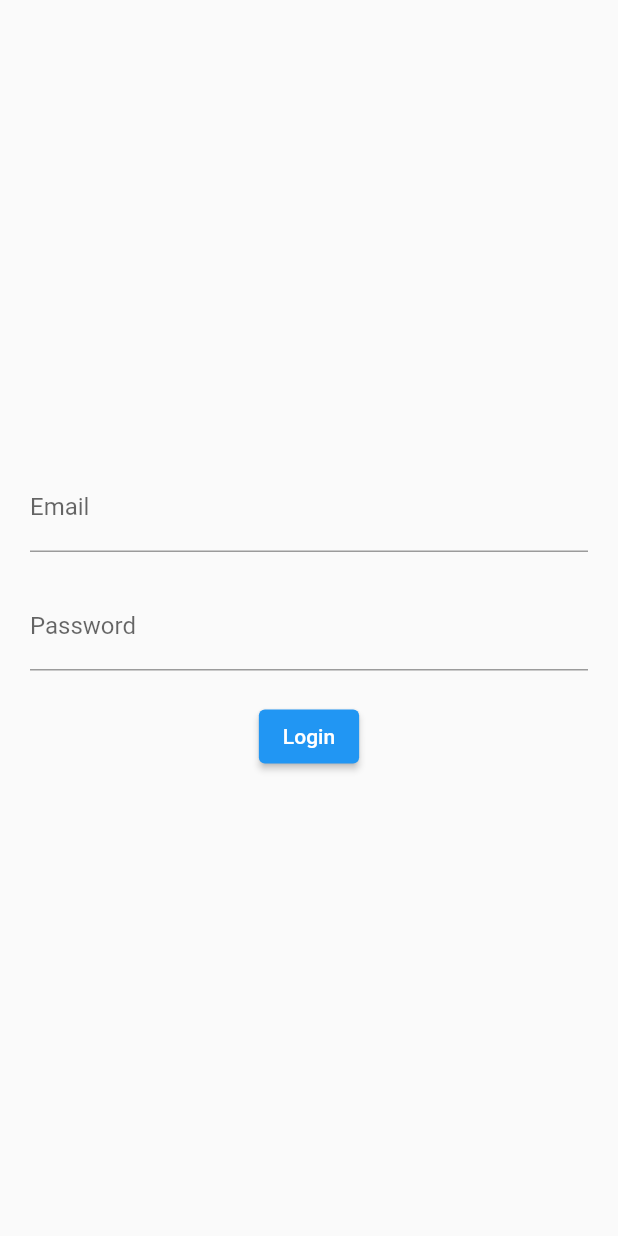
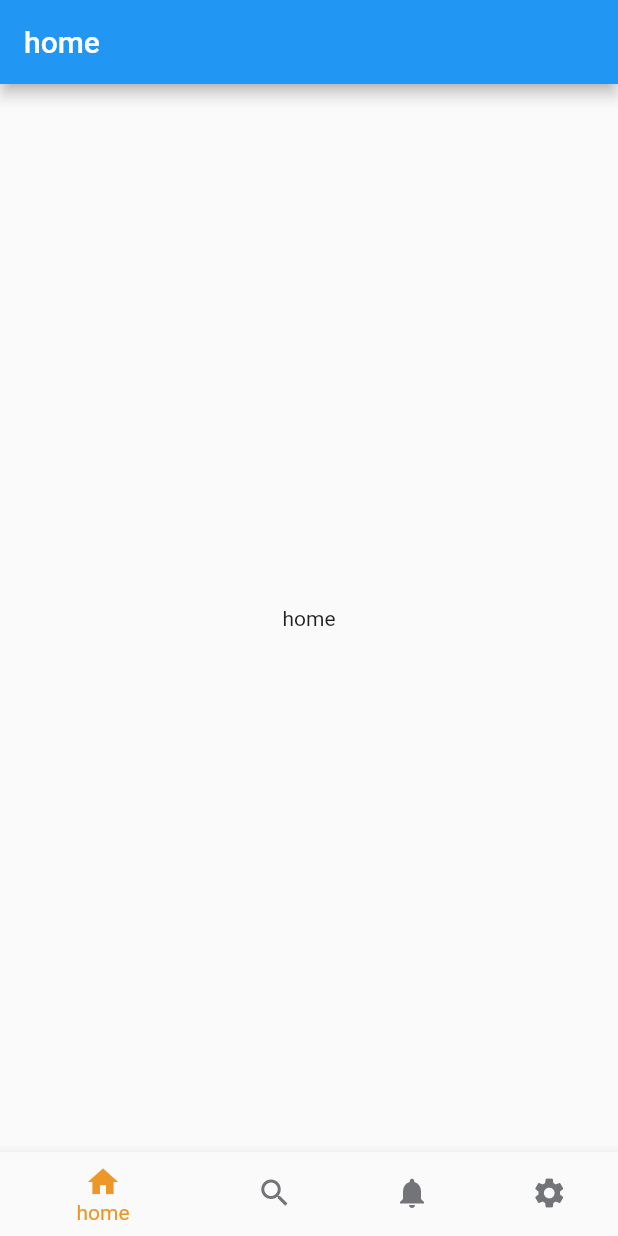
Before and after one commit to hoangdat1020/base_flutter, a Flutter app: the screen it shows after launch, on a phone screen of 412 x 824 dp. Run offline on Flutter 3.47's test engine with Material 2 defaults, Android fonts, the phone set to English and light mode, and no system bars; our stand-ins replace easy_localization, get_it, shared_preferences; missing offline and left inert: flutter_config.

Commit message:
base/addBottomNavigationBar

```diff
--- a/assets/translations/en-US.json
+++ b/assets/translations/en-US.json
@@ -1,3 +1,7 @@
 {
-  "hello": "Hello!"
+  "hello": "Hello!",
+  "home": "home",
+  "notification": "notification",
+  "search": "search",
+  "setting": "setting"
 }
--- /dev/null
+++ b/lib/feature/main/home/home_screen.dart
@@ -0,0 +1,27 @@
+import 'package:easy_localization/easy_localization.dart';
+import 'package:flutter/material.dart';
+import 'package:flutter_application_flavor/feature/resources/strings_manager.dart';
+
+class HomePage extends StatefulWidget {
+  const HomePage({super.key});
+
+  @override
+  _HomePageState createState() => _HomePageState();
+}
+
+class _HomePageState extends State<HomePage> {
+  @override
+  Widget build(BuildContext context) {
+    return Scaffold(
+      body: Center(
+        child: Column(
+          crossAxisAlignment: CrossAxisAlignment.center,
+          mainAxisAlignment: MainAxisAlignment.center,
+          children: [
+            Text(AppStrings.home.tr()),
+          ],
+        ),
+      ),
+    );
+  }
+}
--- /dev/null
+++ b/lib/feature/main/main_view.dart
@@ -0,0 +1,75 @@
+import 'package:flutter/material.dart';
+import 'package:easy_localization/easy_localization.dart';
+import 'package:flutter_application_flavor/feature/main/home/home_screen.dart';
+import 'package:flutter_application_flavor/feature/main/notification/notification_screen.dart';
+import 'package:flutter_application_flavor/feature/main/search/search_screen.dart';
+import 'package:flutter_application_flavor/feature/main/setting/setting_screen.dart';
+import 'package:flutter_application_flavor/feature/resources/color_manager.dart';
+import 'package:flutter_application_flavor/feature/resources/strings_manager.dart';
+import 'package:flutter_application_flavor/feature/resources/values_manager.dart';
+
+class MainView extends StatefulWidget {
+  const MainView({Key? key}) : super(key: key);
+
+  @override
+  _MainViewState createState() => _MainViewState();
+}
+
+class _MainViewState extends State<MainView> {
+  List<Widget> pages = [
+    const HomePage(),
+    const SearchPage(),
+    const NotificationPage(),
+    const SettingPage()
+  ];
+  List<String> titles = [
+    AppStrings.home.tr(),
+    AppStrings.search.tr(),
+    AppStrings.notification.tr(),
+    AppStrings.setting.tr(),
+  ];
+  var _title = AppStrings.home.tr();
+  var _currentIndex = 0;
+
+  @override
+  Widget build(BuildContext context) {
+    return Scaffold(
+      appBar: AppBar(
+        title: Text(
+          _title,
+        ),
+      ),
+      body: pages[_currentIndex],
+      bottomNavigationBar: Container(
+        decoration: BoxDecoration(boxShadow: [
+          BoxShadow(color: ColorManager.lightGrey, spreadRadius: AppSize.s0)
+        ]),
+        child: BottomNavigationBar(
+          selectedItemColor: ColorManager.primary,
+          unselectedItemColor: ColorManager.grey,
+          currentIndex: _currentIndex,
+          onTap: onTap,
+          items: [
+            BottomNavigationBarItem(
+                icon: const Icon(Icons.home), label: AppStrings.home.tr()),
+            BottomNavigationBarItem(
+                icon: const Icon(Icons.search), label: AppStrings.search.tr()),
+            BottomNavigationBarItem(
+                icon: const Icon(Icons.notifications),
+                label: AppStrings.notification.tr()),
+            BottomNavigationBarItem(
+                icon: const Icon(Icons.settings),
+                label: AppStrings.setting.tr()),
+          ],
+        ),
+      ),
+    );
+  }
+
+  onTap(int index) {
+    setState(() {
+      _currentIndex = index;
+      _title = titles[index];
+    });
+  }
+}
--- a/lib/feature/resources/routes_manager.dart
+++ b/lib/feature/resources/routes_manager.dart
@@ -2,6 +2,11 @@ import 'package:flutter/material.dart';
 import 'package:easy_localization/easy_localization.dart';
 import 'package:flutter_application_flavor/app/app.dart';
 import 'package:flutter_application_flavor/feature/login/login_screen.dart';
+import 'package:flutter_application_flavor/feature/main/home/home_screen.dart';
+import 'package:flutter_application_flavor/feature/main/main_view.dart';
+import 'package:flutter_application_flavor/feature/main/notification/notification_screen.dart';
+import 'package:flutter_application_flavor/feature/main/search/search_screen.dart';
+import 'package:flutter_application_flavor/feature/main/setting/setting_screen.dart';
 import 'package:flutter_application_flavor/feature/resources/strings_manager.dart';
 import 'package:flutter_application_flavor/feature/splash/splash.dart';
 
@@ -9,6 +14,10 @@ class Routes {
   static const String splashRoute = "/";
   static const String loginRoute = "/login";
   static const String mainRoute = "/main";
+  static const String homeRoute = "/home";
+  static const String notificationRoute = "/notification";
+  static const String searchRoute = "/search";
+  static const String settingRoute = "/setting";
 }
 
 class RouteGenerator {
@@ -17,9 +26,17 @@ class RouteGenerator {
       case Routes.splashRoute:
         return MaterialPageRoute(builder: (_) => const SplashView());
       case Routes.mainRoute:
-        return MaterialPageRoute(builder: (_) => MyApp());
+        return MaterialPageRoute(builder: (_) => const MainView());
       case Routes.loginRoute:
         return MaterialPageRoute(builder: (_) => const LoginPage());
+      case Routes.homeRoute:
+        return MaterialPageRoute(builder: (_) => const HomePage());
+      case Routes.notificationRoute:
+        return MaterialPageRoute(builder: (_) => const NotificationPage());
+      case Routes.searchRoute:
+        return MaterialPageRoute(builder: (_) => const SearchPage());
+      case Routes.settingRoute:
+        return MaterialPageRoute(builder: (_) => const SettingPage());
       default:
         return unDefinedRoute();
     }
--- a/lib/feature/resources/strings_manager.dart
+++ b/lib/feature/resources/strings_manager.dart
@@ -1,4 +1,8 @@
 class AppStrings {
   static const String hello = "hello";
   static const String noRouteFound = "no_route_found";
+  static const String home = "home";
+  static const String notification = "notification";
+  static const String search = "search";
+  static const String setting = "setting";
 }
--- a/lib/feature/splash/splash.dart
+++ b/lib/feature/splash/splash.dart
@@ -24,7 +24,7 @@ class _SplashViewState extends State<SplashView> {
 
   _goNext() async {
     _appPreferences.isUserLoggedIn().then((isUserLoggedIn) => {
-          if (isUserLoggedIn)
+          if (!isUserLoggedIn)
             {Navigator.pushReplacementNamed(context, Routes.mainRoute)}
           else
             {Navigator.pushReplacementNamed(context, Routes.loginRoute)}
--- a/pubspec.yaml
+++ b/pubspec.yaml
@@ -44,6 +44,7 @@ dependencies:
   pretty_dio_logger: ^1.2.0-beta-1
   shared_preferences: ^2.0.8
   get_it: ^7.2.0
+  intl: ^0.17.0
 
 dev_dependencies:
   flutter_test:
```
Also changed, not shown: assets/translations/ja-JA.json (+5 -2 lines), lib/app/app.dart (+26 -26 lines), lib/feature/main/notification/notification_screen.dart (added, +27 -0 lines), lib/feature/main/search/search_screen.dart (added, +27 -0 lines), lib/feature/main/setting/setting_screen.dart (added, +27 -0 lines), pubspec.lock.
